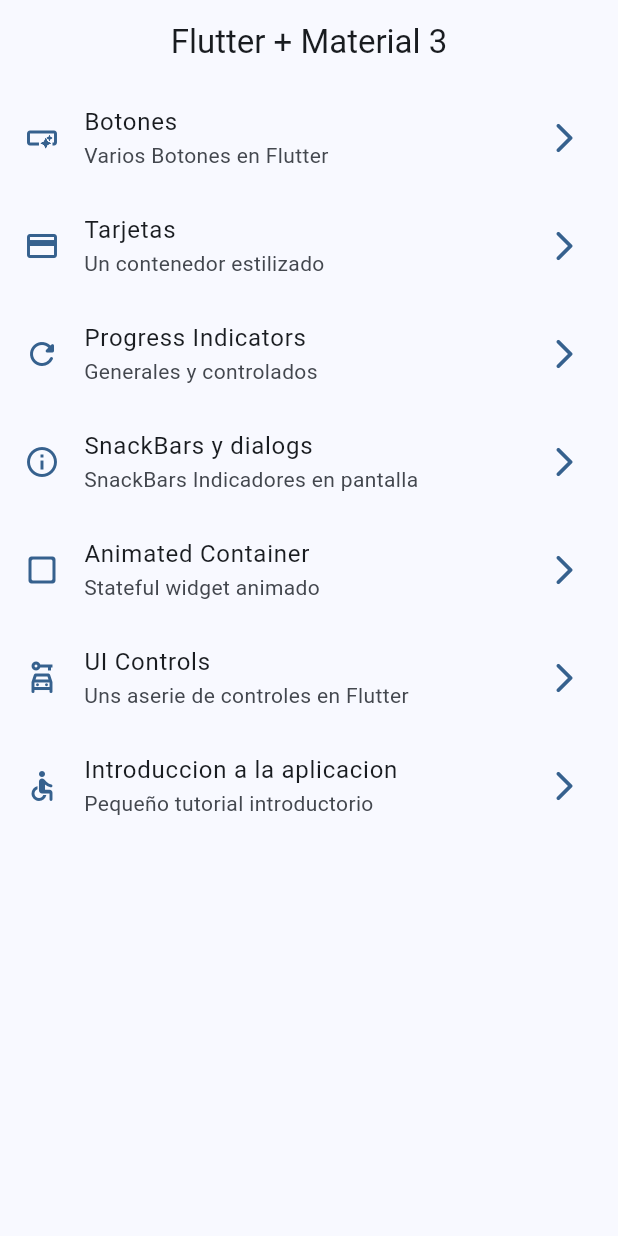
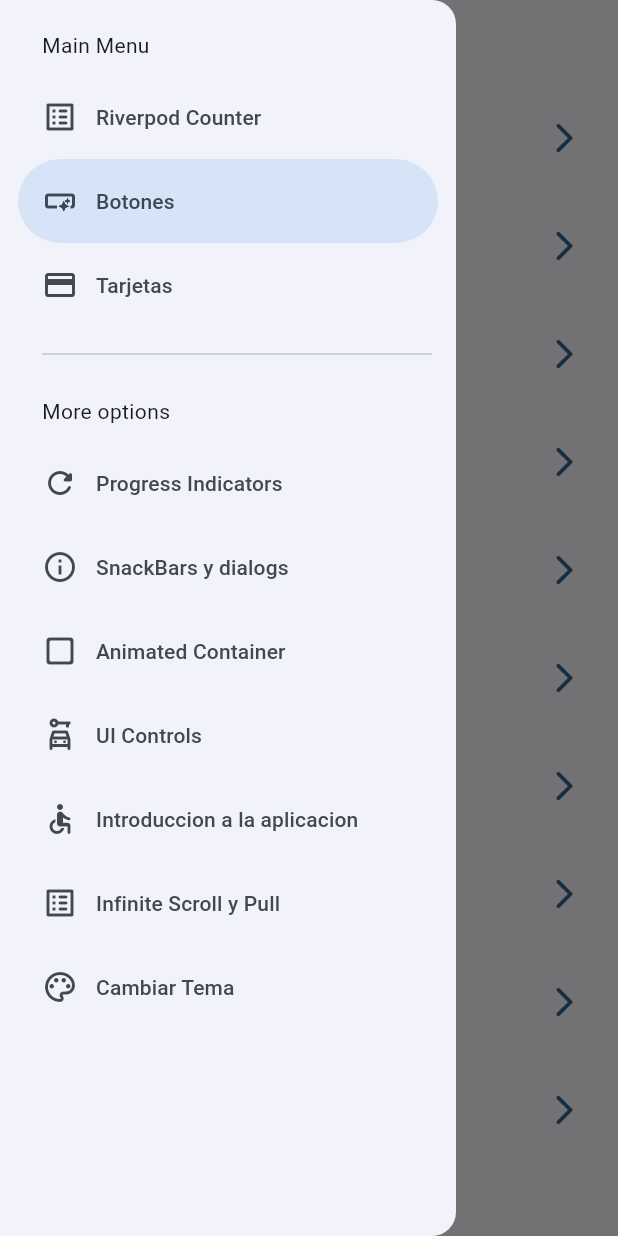
Before and after one commit to felipet73/FlutterWidgets, a Flutter app: the screen it shows after launch, with the side drawer open (before the commit the screen has no drawer), on a phone screen of 412 x 824 dp. Run offline on Flutter 3.47's test engine with Material 3 defaults, Android fonts, the phone set to English and light mode, and no system bars; our stand-ins replace animate_do, flutter_riverpod, go_router.

Commit message:
Antes de state Notifier

```diff
--- a/lib/config/menu/menu_item.dart
+++ b/lib/config/menu/menu_item.dart
@@ -14,6 +14,11 @@ class MenuItem {
 }
 
 const appMenuItems = <MenuItem>[
+ MenuItem(
+      title: 'Riverpod Counter',
+      subTitle: 'Introduccion a Riverpos ',
+      link: '/counter-river',
+      icon: Icons.list_alt_rounded),
   MenuItem(
       title: 'Botones',
       subTitle: 'Varios Botones en Flutter',
@@ -48,5 +53,17 @@ const appMenuItems = <MenuItem>[
       title: 'Introduccion a la aplicacion',
       subTitle: 'Pequeño tutorial introductorio ',
       link: '/tutorial',
-      icon: Icons.accessible_rounded)
+      icon: Icons.accessible_rounded),
+  MenuItem(
+      title: 'Infinite Scroll y Pull',
+      subTitle: 'listas infinitas y pull to refresh ',
+      link: '/infinite',
+      icon: Icons.list_alt_rounded),
+  MenuItem(
+      title: 'Cambiar Tema',
+      subTitle: 'Cambiar tema de la aplicacion ',
+      link: '/theme-changer',
+      icon: Icons.color_lens_outlined),
+
+
 ];
--- a/lib/config/router/app_router.dart
+++ b/lib/config/router/app_router.dart
@@ -45,5 +45,20 @@ final appRouter = GoRouter(
       name: AppTutorialScreen.name,
       builder: (context, state) => const AppTutorialScreen(),
     ),
+    GoRoute(
+      path: '/infinite',
+      name: InfiniteScrollScreen.name,
+      builder: (context, state) => const InfiniteScrollScreen(),
+    ),
+    GoRoute(
+      path: '/counter-river',
+      name: CounterScreen.name,
+      builder: (context, state) => const CounterScreen(),
+    ),
+    GoRoute(
+      path: '/theme-changer',
+      name: ThemeChangerScreen.name,
+      builder: (context, state) => const ThemeChangerScreen(),
+    ),
   ],
 );
--- a/lib/config/theme/app_theme.dart
+++ b/lib/config/theme/app_theme.dart
@@ -14,13 +14,17 @@ const colorList = <Color>[
 class AppTheme {
 
   final int selectedColor;
+  final bool isDarkmode;
+
   AppTheme({
-    this.selectedColor=0
+    this.selectedColor=0,
+    this.isDarkmode = false
   }): assert (selectedColor >= 0 , 'Selected color must be greater than 0'),
     assert (selectedColor < colorList.length , 'Selected color must be less or equal than ${colorList.length-1}');
 
   ThemeData getTheme() => ThemeData(
     useMaterial3: true,
+    brightness: isDarkmode ? Brightness.dark:Brightness.light,
     colorSchemeSeed: colorList[selectedColor],
     appBarTheme: const AppBarTheme(
       centerTitle: true
--- a/lib/main.dart
+++ b/lib/main.dart
@@ -1,24 +1,31 @@
 import 'package:flutter/material.dart';
+import 'package:flutter_riverpod/flutter_riverpod.dart';
 import 'package:widgets_app/config/router/app_router.dart';
 import 'package:widgets_app/config/theme/app_theme.dart';
+import 'package:widgets_app/presentation/providers/theme_provider.dart';
 //import 'package:widgets_app/presentation/screens/buttons/buttons_screen.dart';
 //import 'package:widgets_app/presentation/screens/cards/cards_screen.dart';
 //import 'package:widgets_app/presentation/screens/home/home_screen.dart';
 
 void main() {
-  runApp(const MainApp());
+  runApp(
+    const ProviderScope(child: MainApp())
+  );
 }
 
-class MainApp extends StatelessWidget {
+class MainApp extends ConsumerWidget {
   const MainApp({super.key});
 
   @override
-  Widget build(BuildContext context) {
+  Widget build(BuildContext context, ref) {
+
+    final int selectedColor = ref.watch(selectedColorProvider);
+    final bool isDarkmode = ref.watch(isDarkModeProvider);
     return MaterialApp.router(
       title: 'Flutter Widgets',
       routerConfig: appRouter,
       debugShowCheckedModeBanner: false,
-      theme: AppTheme(selectedColor: 0).getTheme(),
+      theme: AppTheme(selectedColor: selectedColor, isDarkmode: isDarkmode).getTheme(),
       //home: const HomeScreen(),
       /*routes: {
         '/buttons': (context) => const ButtonsScreen(),
--- /dev/null
+++ b/lib/presentation/providers/counter_provider.dart
@@ -0,0 +1,3 @@
+import 'package:flutter_riverpod/flutter_riverpod.dart';
+
+final counterProvider = StateProvider((ref) => 5);
--- /dev/null
+++ b/lib/presentation/providers/theme_provider.dart
@@ -0,0 +1,9 @@
+
+import 'package:flutter_riverpod/flutter_riverpod.dart';
+import 'package:widgets_app/config/theme/app_theme.dart';
+
+final colorListProvider = Provider((ref) => colorList);
+
+final isDarkModeProvider = StateProvider((ref) => false);
+
+final selectedColorProvider = StateProvider((ref) => 0);
--- a/lib/presentation/screens/home/home_screen.dart
+++ b/lib/presentation/screens/home/home_screen.dart
@@ -1,6 +1,7 @@
 import 'package:flutter/material.dart';
 import 'package:go_router/go_router.dart';
 import 'package:widgets_app/config/menu/menu_item.dart';
+import 'package:widgets_app/presentation/widgets/side_menu.dart';
 //import 'package:widgets_app/presentation/screens/cards/cards_screen.dart';
 //import 'package:widgets_app/presentation/screens/buttons/buttons_screen.dart';
 
@@ -11,11 +12,16 @@ class HomeScreen extends StatelessWidget {
 
   @override
   Widget build(BuildContext context) {
+
+    final scafofoldkey = GlobalKey<ScaffoldState>();
+
     return Scaffold(
+      key: scafofoldkey,
       appBar: AppBar(
         title: const Text('Flutter + Material 3'),
       ),
       body: _HomeView(),
+      drawer: SideMenu(scaffoldkey:scafofoldkey),
     );
   }
 }
--- a/lib/presentation/screens/screens.dart
+++ b/lib/presentation/screens/screens.dart
@@ -1,3 +1,7 @@
+
+export 'package:widgets_app/presentation/screens/theme_changer/theme_changer_screen.dart';
+
+export 'package:widgets_app/presentation/screens/counter/counter_scree.dart';
 
 export 'package:widgets_app/presentation/screens/animated/animated_screen.dart';
 export 'package:widgets_app/presentation/screens/app_tutorial/app_tutorial_screen.dart';
--- /dev/null
+++ b/lib/presentation/widgets/side_menu.dart
@@ -0,0 +1,69 @@
+import 'package:flutter/material.dart';
+import 'package:go_router/go_router.dart';
+import 'package:widgets_app/config/menu/menu_item.dart';
+
+class SideMenu extends StatefulWidget {
+
+  final GlobalKey<ScaffoldState> scaffoldkey;
+  const SideMenu({super.key, required this.scaffoldkey});
+
+  @override
+  State<SideMenu> createState() => _SideMenuState();
+}
+
+class _SideMenuState extends State<SideMenu> {
+
+  int navDrawerIndex = 1;
+
+  @override
+  Widget build(BuildContext context) {
+
+    final hasNotch = MediaQuery.of(context).viewPadding.top > 35;
+
+    return NavigationDrawer(
+      selectedIndex: navDrawerIndex,
+      onDestinationSelected: (value) {
+        setState(() {
+          navDrawerIndex=value;
+        });
+        final menuItem = appMenuItems[value];
+        context.push(menuItem.link);
+        widget.scaffoldkey.currentState?.closeDrawer();
+      },
+      children: [
+
+        Padding(
+          padding: EdgeInsets.fromLTRB(28,hasNotch ? 10:20,16,10),
+          child: const Text('Main Menu'),
+        ),
+
+        ...appMenuItems
+        .sublist(0,3)
+        .map( (item) => NavigationDrawerDestination(
+          icon: Icon(item.icon),
+          label: Text(item.title)) ),
+
+        const Padding(
+          padding: EdgeInsets.fromLTRB(28, 10, 16, 10),
+          child: Divider(),
+          ),
+
+        const Padding(
+          padding: EdgeInsets.fromLTRB(28, 10, 16, 10),
+          child: Text('More options'),
+          ),
+
+        ...appMenuItems
+        .sublist(3)
+        .map( (item) => NavigationDrawerDestination(
+          icon: Icon(item.icon),
+          label: Text(item.title)) ),
+
+        /*NavigationDrawerDestination(
+          icon: Icon(Icons.add_shopping_cart_rounded),
+          label: const Text('otra pantalla')),*/
+
+      ],
+    );
+  }
+}
--- a/pubspec.yaml
+++ b/pubspec.yaml
@@ -10,6 +10,7 @@ dependencies:
   animate_do: ^3.1.2
   flutter:
     sdk: flutter
+  flutter_riverpod: ^2.4.9
   go_router: ^13.0.0
 
 dev_dependencies:
```
Also changed, not shown: lib/presentation/screens/counter/counter_scree.dart (added, +43 -0 lines), lib/presentation/screens/infinite_scroll/infinite_scroll_screen.dart (+127 -2 lines), lib/presentation/screens/theme_changer/theme_changer_screen.dart (added, +57 -0 lines), pubspec.lock.
